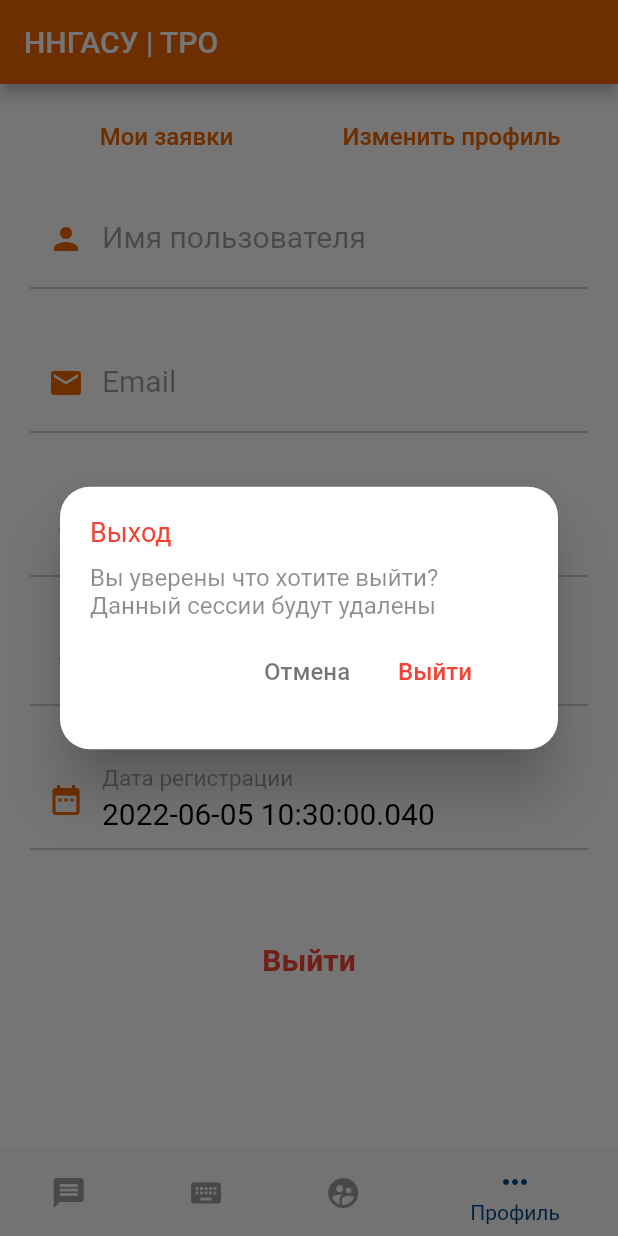
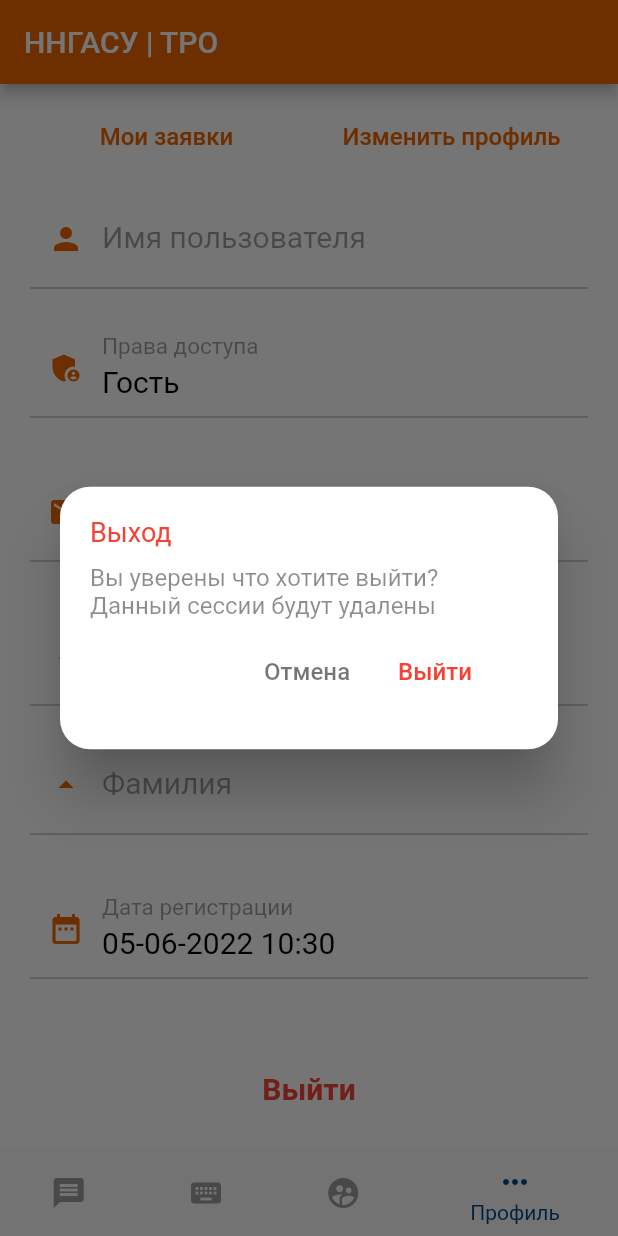
Before and after one commit to Excome/nngasu_fqp_mobile, a Flutter app: the HomePage screen opened directly, item 4 of the bottom bar chosen, after a tap on "Выйти", on a phone screen of 412 x 824 dp. Run offline on Flutter 3.47's test engine with Material 2 defaults, Android fonts, the phone set to English and light mode, and no system bars; our stand-ins replace logger; missing offline and left inert: d_input, dart:ffi, localstore, multiselect; network calls fail.

Commit message:
refactor, init userList

```diff
--- a/lib/component/request-list.dart
+++ b/lib/component/request-list.dart
@@ -70,11 +70,11 @@ class _RequestListState extends State<RequestList> {
                                 color: Application.nngasuOrangeColor)),
                       ),
                     ),
-                    title: Text("Ауд.: ${_requests[index].audience}",
+                    title: Text(_requests[index].audience,
                         style: const TextStyle(
                             fontSize: 18, color: Application.nngasuBlueColor)),
                     subtitle: Text(
-                        "Автор: ${_requests[index].author.surName} ${_requests[index].author.firstName}",
+                        "${_requests[index].author.surName} ${_requests[index].author.firstName}",
                         style:
                             const TextStyle(fontSize: 16, color: Colors.black)),
                     trailing: Container(
@@ -86,7 +86,7 @@ class _RequestListState extends State<RequestList> {
                       ),
                     ),
                     onTap: () {
-                      Navigator.push(context, MaterialPageRoute(builder: (context) => RequestDetail(request: _requests[index],)));
+                      Navigator.push(context, MaterialPageRoute(builder: (context) => RequestDetail(request: _requests[index])));
                     },
                   ),
                 ),
--- a/lib/domain/role.dart
+++ b/lib/domain/role.dart
@@ -41,4 +41,21 @@ extension RoleExt on Role {
         return 1000;
     }
   }
+
+  String get translation {
+    switch (this) {
+      case Role.ROLE_GUEST:
+        return "Гость";
+      case Role.ROLE_USER:
+        return "Пользователь";
+      case Role.ROLE_TEACHER:
+        return "Преподаватель";
+      case Role.ROLE_TECHNICIAN:
+        return "Техник";
+      case Role.ROLE_MODERATOR:
+        return "Модерадор";
+      case Role.ROLE_ADMIN:
+        return "Администратор";
+    }
+  }
 }
--- a/lib/domain/user.dart
+++ b/lib/domain/user.dart
@@ -38,7 +38,7 @@ class User {
     }
     var createdDate = json['createdDate'];
     if (createdDate != null) {
-      createdDate = DateFormat("dd-MM-yyy HH:mm").parse(createdDate);
+      createdDate = DateFormat("dd-MM-yyyy HH:mm").parse(createdDate);
     } else {
       createdDate = DateTime.now();
     }
@@ -64,10 +64,10 @@ class User {
       'pass': pass,
       'passConfirm': passConfirm,
       'email': email,
-      "role": jsonEncode(roles),
+      "roles": roles,
       'firstName': firstName,
       'surName': surName,
-      'createdDate': createdDate.toString()
+      'createdDate': DateFormat("dd-MM-yyy HH:mm").format(createdDate)
     };
   }
 
--- a/lib/main.dart
+++ b/lib/main.dart
@@ -37,7 +37,7 @@ class Application extends StatelessWidget{
           textTheme: const TextTheme(titleLarge: TextStyle(color: Colors.black))
       ),
       // home: AuthPage(),
-      home: token.isEmpty ? AuthPage() : HomePage(),
+      home: token.isNotEmpty && crrUsername.isNotEmpty ? HomePage() : AuthPage(),
       // home: const HomePage(),
     );
   }
--- a/lib/screen/home.dart
+++ b/lib/screen/home.dart
@@ -2,6 +2,7 @@ import 'package:flutter/cupertino.dart';
 import 'package:flutter/material.dart';
 import 'package:flutter/services.dart';
 import 'package:nngasu_fqp_mobile/component/request-list.dart';
+import 'package:nngasu_fqp_mobile/component/user-list.dart';
 import 'package:nngasu_fqp_mobile/main.dart';
 import 'package:nngasu_fqp_mobile/screen/createRequest.dart';
 import 'package:nngasu_fqp_mobile/screen/userProfile.dart';
@@ -21,7 +22,7 @@ class _HomePageState extends State<HomePage> {
   static const List<Widget> _widgetOptions = <Widget>[
     RequestList(),
     EquipmentList(),
-    Scaffold(),
+    UserList(),
     UserProfile()
   ];
   int sectionIndex = 0;
--- a/lib/screen/userProfile.dart
+++ b/lib/screen/userProfile.dart
@@ -1,9 +1,12 @@
 import 'package:flutter/cupertino.dart';
 import 'package:flutter/material.dart';
+import 'package:intl/intl.dart';
 import 'package:nngasu_fqp_mobile/component/request-list.dart';
 import 'package:nngasu_fqp_mobile/screen/authentication.dart';
+import 'package:nngasu_fqp_mobile/screen/home.dart';
 import 'package:nngasu_fqp_mobile/service/userService.dart';
 
+import '../domain/role.dart';
 import '../domain/user.dart';
 import '../main.dart';
 
@@ -16,6 +19,7 @@ class UserProfile extends StatefulWidget {
 
 class _UserProfileState extends State<UserProfile> {
   final TextEditingController _usernameCtrl = TextEditingController();
+  final TextEditingController _roleCtrl = TextEditingController();
   final TextEditingController _emailCtrl = TextEditingController();
   final TextEditingController _firstNameCtrl = TextEditingController();
   final TextEditingController _surNameCtrl = TextEditingController();
@@ -213,6 +217,11 @@ class _UserProfileState extends State<UserProfile> {
               const Icon(Icons.person), _usernameCtrl, false),
         ),
         Padding(
+          padding: const EdgeInsets.only(bottom: 20),
+          child: _textBox(_getHighPriorityRole(crrUser.roles), "Права доступа",
+              const Icon(Icons.admin_panel_settings_sharp), _roleCtrl, false),
+        ),
+        Padding(
           padding: const EdgeInsets.only(top: 10, bottom: 20),
           child: _textBox(crrUser.email, "Email", const Icon(Icons.email),
               _emailCtrl, isEditMode),
@@ -237,7 +246,7 @@ class _UserProfileState extends State<UserProfile> {
         ),
         Padding(
           padding: const EdgeInsets.only(top: 10, bottom: 20),
-          child: _textBox(crrUser.createdDate.toString(), "Дата регистрации",
+          child: _textBox(DateFormat("dd-MM-yyy HH:mm").format(crrUser.createdDate), "Дата регистрации",
               const Icon(Icons.date_range), _createdDateCtrl, false),
         ),
         Row(
@@ -279,11 +288,10 @@ class _UserProfileState extends State<UserProfile> {
       var user = await UserService.fetchUser(
           Application.crrUsername, Application.token);
       crrUser = user;
-      crrUserMap = user.toJson();
       Application.db
           .collection("crrUser")
           .doc(Application.dbCrrUserId)
-          .set(crrUserMap);
+          .set(user.toJson());
     }
     setState(() {});
   }
@@ -326,8 +334,17 @@ class _UserProfileState extends State<UserProfile> {
       Application.crrUsername = "";
       Application.isAdmin = false;
 
-      Navigator.pushReplacement(
-          context, MaterialPageRoute(builder: (context) => AuthPage()));
+      Navigator.of(context).pushAndRemoveUntil(MaterialPageRoute(builder: (context) => AuthPage()), (route) => false);
     }
   }
+
+  String _getHighPriorityRole(List<Role> roles) {
+    var maxRole = Role.ROLE_GUEST;
+    for (var role in roles) {
+      if (role.priority > maxRole.priority){
+        maxRole = role;
+      }
+    }
+    return maxRole.translation;
+  }
 }
```
Also changed, not shown: lib/component/equipment-list.dart (+9 -7 lines), lib/component/user-list.dart (added, +105 -0 lines), lib/screen/userDetail.dart (added, +38 -0 lines), lib/service/userService.dart (+17 -0 lines).
